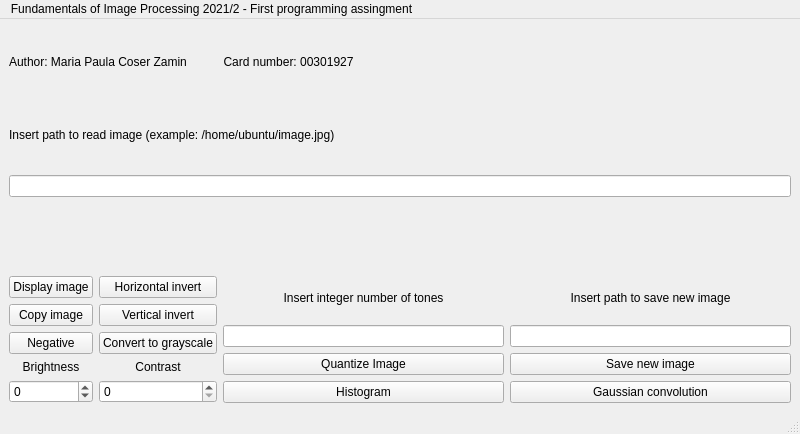
The window that mainwindow.ui (mpaulazamin/Trabalho2_FPI_Maria_Paula_Zamin) describes before a commit, drawn with Qt 5.
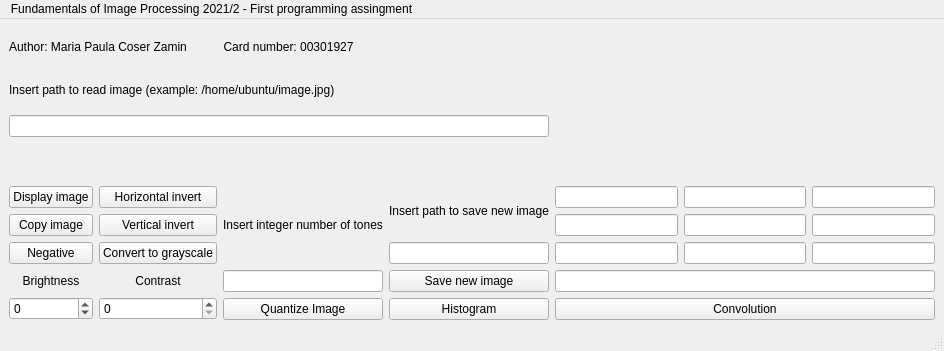
The same window after the commit.

Commit message: adding all filters for convolution

Diff of the .ui file:
```diff
--- a/mainwindow.ui
+++ b/mainwindow.ui
@@ -6,33 +6,33 @@
    <rect>
     <x>0</x>
     <y>0</y>
-    <width>800</width>
-    <height>434</height>
+    <width>944</width>
+    <height>351</height>
    </rect>
   </property>
   <property name="windowTitle">
    <string>MainWindow</string>
   </property>
   <widget class="QWidget" name="centralwidget">
-   <layout class="QVBoxLayout" name="verticalLayout_5">
-    <item>
+   <layout class="QGridLayout" name="gridLayout">
+    <item row="0" column="0">
      <widget class="QLabel" name="label_4">
       <property name="text">
        <string>Author: Maria Paula Coser Zamin           Card number: 00301927</string>
       </property>
      </widget>
     </item>
-    <item>
+    <item row="1" column="0">
      <widget class="QLabel" name="label_3">
       <property name="text">
        <string>Insert path to read image (example: /home/ubuntu/image.jpg)</string>
       </property>
      </widget>
     </item>
-    <item>
+    <item row="2" column="0">
      <widget class="QLineEdit" name="lineEditReadImage"/>
     </item>
-    <item>
+    <item row="3" column="0">
      <layout class="QHBoxLayout" name="horizontalLayout">
       <item>
        <widget class="QLabel" name="displayOriginalImage">
@@ -56,7 +56,7 @@
       </item>
      </layout>
     </item>
-    <item>
+    <item row="4" column="0">
      <layout class="QHBoxLayout" name="horizontalLayout_2">
       <item>
        <layout class="QVBoxLayout" name="verticalLayout_3">
@@ -177,13 +177,6 @@
           </property>
          </widget>
         </item>
-        <item>
-         <widget class="QPushButton" name="pushButtonHistogram">
-          <property name="text">
-           <string>Histogram</string>
-          </property>
-         </widget>
-        </item>
        </layout>
       </item>
       <item>
@@ -213,9 +206,9 @@
          </widget>
         </item>
         <item>
-         <widget class="QPushButton" name="pushButtonGaussian">
+         <widget class="QPushButton" name="pushButtonHistogram">
           <property name="text">
-           <string>Gaussian convolution</string>
+           <string>Histogram</string>
           </property>
          </widget>
         </item>
@@ -223,6 +216,103 @@
       </item>
      </layout>
     </item>
+    <item row="4" column="1">
+     <layout class="QVBoxLayout" name="verticalLayout_8">
+      <item>
+       <layout class="QHBoxLayout" name="horizontalLayout_3">
+        <item>
+         <layout class="QVBoxLayout" name="verticalLayout_7">
+          <item>
+           <widget class="QLineEdit" name="lineEdit_filter00">
+            <property name="alignment">
+             <set>Qt::AlignCenter</set>
+            </property>
+           </widget>
+          </item>
+          <item>
+           <widget class="QLineEdit" name="lineEdit_filter10">
+            <property name="alignment">
+             <set>Qt::AlignCenter</set>
+            </property>
+           </widget>
+          </item>
+          <item>
+           <widget class="QLineEdit" name="lineEdit_filter20">
+            <property name="alignment">
+             <set>Qt::AlignCenter</set>
+            </property>
+           </widget>
+          </item>
+         </layout>
+        </item>
+        <item>
+         <layout class="QVBoxLayout" name="verticalLayout_6">
+          <item>
+           <widget class="QLineEdit" name="lineEdit_filter01">
+            <property name="alignment">
+             <set>Qt::AlignCenter</set>
+            </property>
+           </widget>
+          </item>
+          <item>
+           <widget class="QLineEdit" name="lineEdit_filter11">
+            <property name="alignment">
+             <set>Qt::AlignCenter</set>
+            </property>
+           </widget>
+          </item>
+          <item>
+           <widget class="QLineEdit" name="lineEdit_filter21">
+            <property name="alignment">
+             <set>Qt::AlignCenter</set>
+            </property>
+           </widget>
+          </item>
+         </layout>
+        </item>
+        <item>
+         <layout class="QVBoxLayout" name="verticalLayout_5">
+          <item>
+           <widget class="QLineEdit" name="lineEdit_filter02">
+            <property name="alignment">
+             <set>Qt::AlignCenter</set>
+            </property>
+           </widget>
+          </item>
+          <item>
+           <widget class="QLineEdit" name="lineEdit_filter12">
+            <property name="alignment">
+             <set>Qt::AlignCenter</set>
+            </property>
+           </widget>
+          </item>
+          <item>
+           <widget class="QLineEdit" name="lineEdit_filter22">
+            <property name="alignment">
+             <set>Qt::AlignCenter</set>
+            </property>
+           </widget>
+          </item>
+         </layout>
+        </item>
+       </layout>
+      </item>
+      <item>
+       <widget class="QLineEdit" name="lineEditGetKernelName">
+        <property name="alignment">
+         <set>Qt::AlignCenter</set>
+        </property>
+       </widget>
+      </item>
+      <item>
+       <widget class="QPushButton" name="pushButtonConvolution">
+        <property name="text">
+         <string>Convolution</string>
+        </property>
+       </widget>
+      </item>
+     </layout>
+    </item>
    </layout>
   </widget>
   <widget class="QMenuBar" name="menubar">
@@ -230,7 +320,7 @@
     <rect>
      <x>0</x>
      <y>0</y>
-     <width>800</width>
+     <width>944</width>
      <height>22</height>
     </rect>
    </property>
```
The commit also changes 2 other files.
